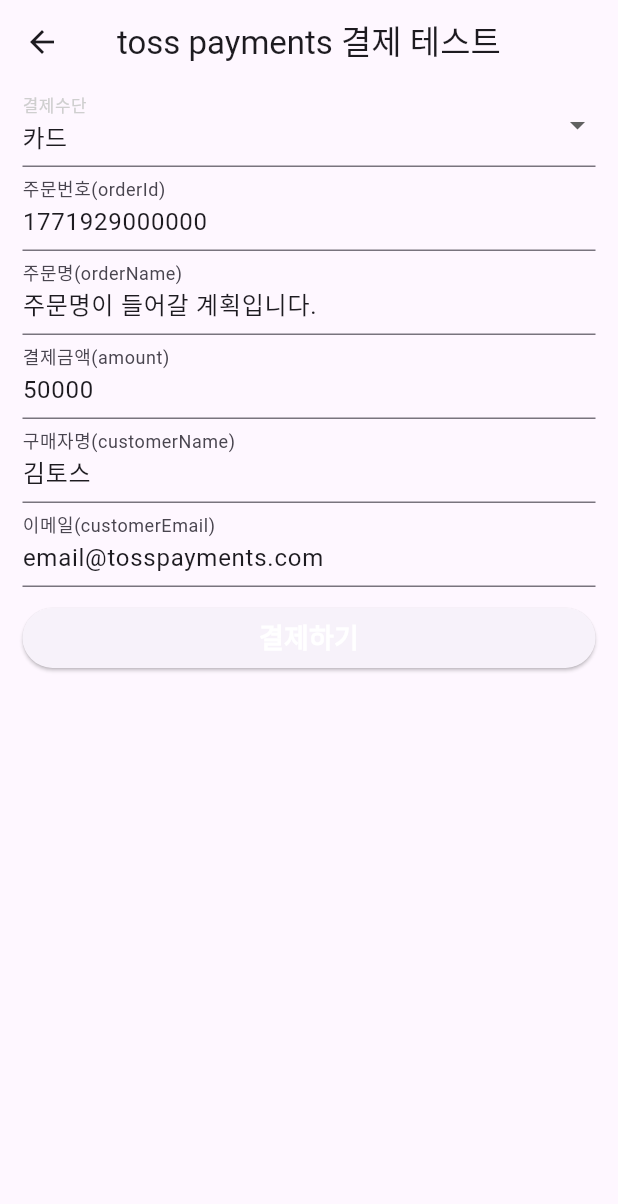
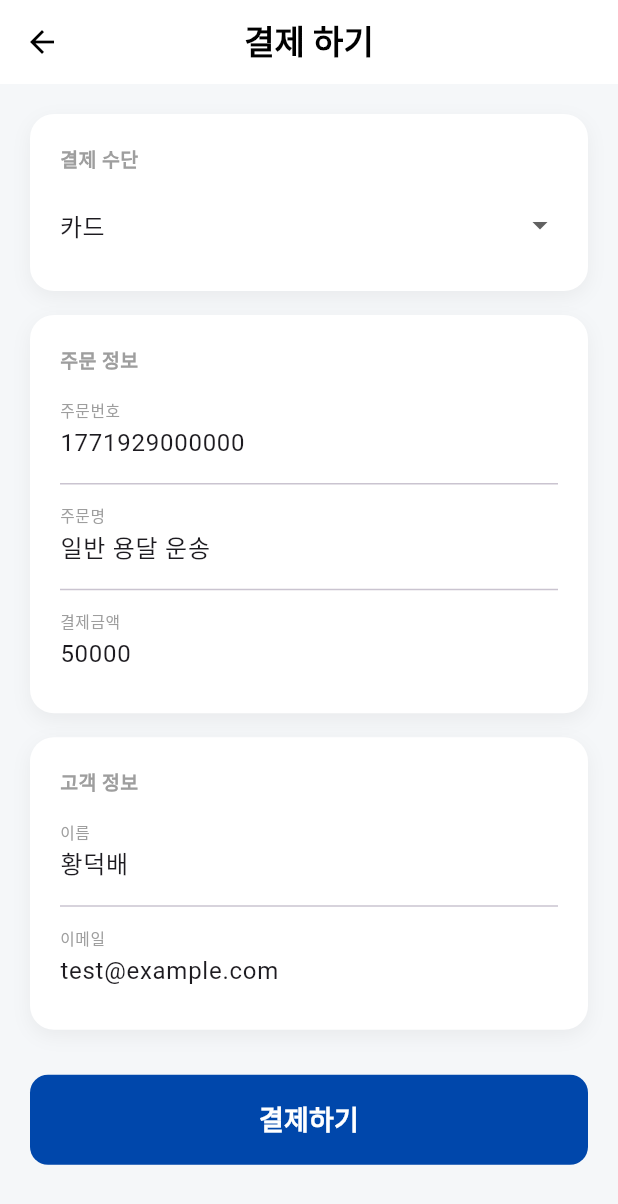
Before and after one commit to Tjoeun-Final-Proj/FE, a Flutter app: the PayHome screen opened by its route, on a phone screen of 412 x 824 dp. Shown: the top 1204 px of the screen. Run offline on Flutter 3.47's test engine with Material 3 defaults, Android fonts, the phone set to English and light mode, and no system bars; our stand-ins replace dio, firebase_core, firebase_messaging, flutter_dotenv, flutter_secure_storage, get and 3 more; missing offline and left inert: flutter_naver_map, tosspayments_widget_sdk_flutter; accounts and stored records are empty; generated files the repository leaves out were written again; Roboto replaces fonts that are missing (Pretendard).

```diff
--- /dev/null
+++ b/boxmon/lib/common/controller/shipment_controller.dart
@@ -0,0 +1,46 @@
+import 'package:boxmon/common/model/shipment_model.dart';
+import 'package:dio/dio.dart' as dio;
+import 'package:get/get.dart';
+
+
+class ShipmentController extends GetxController{
+  // 1. 상태 관리 변수
+  final _dio = dio.Dio(dio.BaseOptions(baseUrl: 'https://your-api-url.com/')); // BaseURL 설정
+
+  var isLoading = false.obs; // 로딩 상태 (UI에서 스피너 돌릴 때 사용)
+
+  // 2. 배송 생성 로직
+  Future<void> createShipment(ShipmentModel request) async {
+    try {
+      isLoading.value = true; // 로딩 시작
+
+      // 서버로 데이터 전송
+      final response = await _dio.post(
+        'api/shipment',
+        data: request.toJson(), // 아까 만든 toJson() 사용
+      );
+
+      if (response.statusCode == 200 || response.statusCode == 201) {
+        print("📥 서버 응답: ${response.data}");
+
+        // 성공 시 로직 (예: 이전 화면으로 이동, 성공 알림)
+        Get.back();
+        Get.snackbar('성공', '배송 요청이 정상적으로 생성되었습니다.');
+      }
+
+    } on dio.DioException catch (e) {
+      // Dio 에러 처리
+      String errorMessage = e.response?.data?['message'] ?? "알 수 없는 에러가 발생했습니다.";
+      print("❌ Dio 에러: ${e.response?.data}");
+      Get.snackbar('오류', errorMessage, snackPosition: SnackPosition.BOTTOM);
+
+    } catch (e) {
+      // 일반 에러 처리
+      print("❌ 일반 에러: $e");
+      Get.snackbar('오류', '데이터 처리 중 에러가 발생했습니다.');
+
+    } finally {
+      isLoading.value = false; // 성공하든 실패하든 로딩 종료
+    }
+  }
+}
--- a/boxmon/lib/map/model/map_view_model.dart
+++ b/boxmon/lib/map/model/map_view_model.dart
@@ -11,6 +11,7 @@
 
 // 설문 순서: 1. 지도 준비 -> 2. 현재 위치로 찾기 -> 3. 검색어 입력 -> 4. 장소 선택 -> 5. 지도에 마커 표시 및 주소 변환
 enum AddressType { start, end, stopover1, stopover2 }
+enum TempType { none, frozen, refrigerated } // 타입을 명확히 정의 (안함, 냉동, 냉장)
 
 class MapViewModel extends GetxController {
   final MapService _mapService;
@@ -20,6 +21,11 @@
 
   final GeocodingRepository _repository;
   final RxList<SearchResult> searchResults = <SearchResult>[].obs;
+
+  // 요금 입력
+  final priceController = TextEditingController(); // 요금 입력 컨트롤러
+
+
   MapViewModel(this._mapService, this._repository);
   // late 키워드로 선언 (onMapReady에서 초기화)
   NaverMapController? _mapController;
@@ -48,6 +54,9 @@
 
   // 엘레베이터 토글
   var hasElevator = true.obs;
+
+  // 온도 타입 선택 (냉동/냉장/없음)
+  var selectedTempType = TempType.none.obs;
 
   // 설문 단계입니다.
   var startFullAddress = "".obs;
--- a/boxmon/lib/payment/screens/tosspayments/payhome.dart
+++ b/boxmon/lib/payment/screens/tosspayments/payhome.dart
@@ -4,119 +4,91 @@
 import 'package:get/get.dart';
 import 'package:tosspayments_widget_sdk_flutter/model/paymentData.dart';
 
-/// [PayHome] 위젯은 사용자에게 결제 수단 및 주문 관련 정보를 입력받아
-/// 결제를 시작하는 화면을 제공합니다.
 class PayHome extends StatefulWidget {
-  /// 기본 생성자입니다.
   const PayHome({super.key});
 
   @override
   State<PayHome> createState() => _PayHomeState();
 }
 
-/// [_PayHomeState]는 [PayHome] 위젯의 상태를 관리하는 클래스입니다.
 class _PayHomeState extends State<PayHome> {
   final _form = GlobalKey<FormState>();
-  late String payMethod = '카드'; // 결제수단
-  late String orderId; // 주문번호
-  late String orderName; // 주문명
-  late String amount; // 결제금액
-  late String customerName; // 주문자명
-  late String customerEmail; // 구매자 이메일
+  late String payMethod = '카드';
+  late String orderId;
+  late String orderName;
+  late String amount;
+  late String customerName = "황덕배"; // 초기값 설정
+  late String customerEmail = "test@example.com";
 
-  /// 이 메소드는 [Home] 위젯을 빌드합니다.
-  ///
-  /// 사용자에게 결제 관련 정보를 입력받아 저장하며,
-  /// '결제하기' 버튼을 누르면 [Payment] 위젯을 통해 결제를 시작합니다.
   @override
   Widget build(BuildContext context) {
     return Scaffold(
+      // 1. 전체 배경색을 연한 그레이로 깔아 대비를 줍니다.
+      backgroundColor: const Color(0xFFF5F7F9),
       appBar: AppBar(
-        title: const Text('toss payments 결제 테스트'),
+        title: const Text('결제 하기', style: TextStyle(color: Colors.black, fontWeight: FontWeight.bold)),
         centerTitle: true,
+        backgroundColor: Colors.white,
+        elevation: 0,
         systemOverlayStyle: SystemUiOverlayStyle.dark,
+        iconTheme: const IconThemeData(color: Colors.black),
       ),
       body: SafeArea(
-        minimum: const EdgeInsets.symmetric(horizontal: 15),
         child: Form(
           key: _form,
           child: ListView(
+            padding: const EdgeInsets.all(20),
             children: [
-              DropdownButtonFormField<String>(
+              // --- 섹션 1: 결제 수단 ---
+              _buildCardSection(
+                title: "결제 수단",
+                child: DropdownButtonFormField<String>(
                   initialValue: '카드',
                   decoration: const InputDecoration(
-                  labelText: '결제수단',
-                  floatingLabelBehavior: FloatingLabelBehavior.always,
-                  labelStyle: TextStyle(fontSize: 15, color: Color(0xffcfcfcf)),
+                    border: InputBorder.none, // 카드 안이라 선을 없앰
+                    contentPadding: EdgeInsets.zero,
                   ),
-                onChanged: (String? newValue) {
-                  payMethod = newValue ?? '카드';
-                },
-                items: ['카드', '가상계좌', '계좌이체', '휴대폰', '상품권']
-                    .map<DropdownMenuItem<String>>((String i) {
-                      return DropdownMenuItem<String>(
-                        value: i,
-                        child: Text(
-                          {
-                                '카드': '카드',
-                                '가상계좌': '가상계좌',
-                                '계좌이체': '계좌이체',
-                                '휴대폰': '휴대폰',
-                                '상품권': '상품권',
-                              }[i] ??
-                              '카드',
-                        ),
-                      );
-                    })
+                  onChanged: (String? newValue) => payMethod = newValue ?? '카드',
+                  items: ['카드', '계좌이체', '휴대폰', '상품권']
+                      .map((i) => DropdownMenuItem(value: i, child: Text(i)))
                       .toList(),
                 ),
-              TextFormField(
-                decoration: const InputDecoration(labelText: '주문번호(orderId)'),
-                initialValue:
-                    '${DateTime.now().millisecondsSinceEpoch}',
-                onSaved: (String? value) {
-                  orderId = value!;
-                },
               ),
-              TextFormField(
-                decoration: const InputDecoration(labelText: '주문명(orderName)'),
-                initialValue: '주문명이 들어갈 계획입니다.',
-                onSaved: (String? value) {
-                  orderName = value!;
-                },
+
+              const SizedBox(height: 16),
+
+              // --- 섹션 2: 주문 정보 ---
+              _buildCardSection(
+                title: "주문 정보",
+                child: Column(
+                  children: [
+                    _buildStyledField('주문번호', initial: '${DateTime.now().millisecondsSinceEpoch}', onSaved: (v) => orderId = v!),
+                    const Divider(),
+                    _buildStyledField('주문명', initial: '일반 용달 운송', onSaved: (v) => orderName = v!),
+                    const Divider(),
+                    _buildStyledField('결제금액', initial: '50000', isNumber: true, onSaved: (v) => amount = v!),
+                  ],
                 ),
-              TextFormField(
-                decoration: const InputDecoration(labelText: '결제금액(amount)'),
-                initialValue: '50000',
-                keyboardType: const TextInputType.numberWithOptions(
-                  decimal: true,
               ),
-                onSaved: (String? value) {
-                  amount = value!;
-                },
+
+              const SizedBox(height: 16),
+
+              // --- 섹션 3: 고객 정보 ---
+              _buildCardSection(
+                title: "고객 정보",
+                child: Column(
+                  children: [
+                    _buildStyledField('이름', initial: customerName, onSaved: (v) => customerName = v!),
+                    const Divider(),
+                    _buildStyledField('이메일', initial: customerEmail, onSaved: (v) => customerEmail = v!),
+                  ],
                 ),
-              TextFormField(
-                decoration: const InputDecoration(
-                  labelText: '구매자명(customerName)',
               ),
-                initialValue: '김토스',
-                onSaved: (String? value) {
-                  customerName = value!;
-                },
-              ),
-              TextFormField(
-                decoration: const InputDecoration(
-                  labelText: '이메일(customerEmail)',
-                ),
-                initialValue: 'email@tosspayments.com',
-                keyboardType: TextInputType.emailAddress,
-                onSaved: (String? value) {
-                  customerEmail = value!;
-                },
-              ),
-              Container(
-                padding: const EdgeInsets.symmetric(vertical: 10),
-                child: ElevatedButton(
+
+              const SizedBox(height: 30),
+
+              // --- 결제 버튼 ---
+              ElevatedButton(
                 onPressed: () async {
                   _form.currentState!.save();
                   PaymentData data = PaymentData(
@@ -126,25 +98,24 @@
                     amount: int.parse(amount),
                     customerName: customerName,
                     customerEmail: customerEmail,
-                      successUrl: Constants.success,
-                      failUrl: Constants.fail,
+                    successUrl: "https://success.url", // 실제 Constants 값으로 변경 가능
+                    failUrl: "https://fail.url",
                   );
-                    var result = await Get.toNamed(
-                      AppRoutes.tossPaymentsResult,
-                      arguments: data,
-                    );
+
+                  var result = await Get.toNamed(AppRoutes.tossPaymentsResult, arguments: data);
                   if (result != null) {
                     Get.toNamed(AppRoutes.tossPaymentsResult, arguments: result);
                   }
                 },
+                style: ElevatedButton.styleFrom(
+                  backgroundColor: const Color(0xFF0047AB),
+                  minimumSize: const Size(double.infinity, 60),
+                  shape: RoundedRectangleBorder(borderRadius: BorderRadius.circular(12)),
+                  elevation: 0,
+                ),
                 child: const Text(
                   '결제하기',
-                    style: TextStyle(
-                      fontSize: 18,
-                      color: Colors.white,
-                      fontWeight: FontWeight.bold,
-                    ),
-                  ),
+                  style: TextStyle(fontSize: 18, color: Colors.white, fontWeight: FontWeight.bold),
                 ),
               ),
             ],
@@ -153,4 +124,41 @@
       ),
     );
   }
+
+  // --- 재사용 가능한 꾸미기용 위젯 함수들 ---
+
+  Widget _buildCardSection({required String title, required Widget child}) {
+    return Container(
+      padding: const EdgeInsets.all(20),
+      decoration: BoxDecoration(
+        color: Colors.white,
+        borderRadius: BorderRadius.circular(16),
+        boxShadow: [
+          BoxShadow(color: Colors.black.withOpacity(0.05), blurRadius: 10, offset: const Offset(0, 4)),
+        ],
+      ),
+      child: Column(
+        crossAxisAlignment: CrossAxisAlignment.start,
+        children: [
+          Text(title, style: const TextStyle(fontSize: 13, color: Colors.grey, fontWeight: FontWeight.bold)),
+          const SizedBox(height: 10),
+          child,
+        ],
+      ),
+    );
   }
+
+  Widget _buildStyledField(String label, {required String initial, bool isNumber = false, required FormFieldSetter<String> onSaved}) {
+    return TextFormField(
+      initialValue: initial,
+      keyboardType: isNumber ? TextInputType.number : TextInputType.text,
+      decoration: InputDecoration(
+        labelText: label,
+        labelStyle: const TextStyle(color: Colors.grey, fontSize: 14),
+        border: InputBorder.none,
+        contentPadding: const EdgeInsets.symmetric(vertical: 8),
+      ),
+      onSaved: onSaved,
+    );
+  }
+}
--- a/boxmon/pubspec.yaml
+++ b/boxmon/pubspec.yaml
@@ -59,6 +59,9 @@
   # 카메라
   image_picker:
 
+  # . << 점 단위 가격 표시
+  intl:
+
   # 달력
   flutter_localizations:
     sdk: flutter
```
Also changed, not shown: boxmon/lib/common/model/shipment_model.dart (added, +88 -0 lines), boxmon/lib/common/services/shipment_service.dart (added, +29 -0 lines), boxmon/lib/common/views/common_start_package.dart (+52 -83 lines), boxmon/lib/common/views/dispatch_summary_view.dart (+124 -8 lines). Lines whose indentation alone changed are shown as unchanged.
